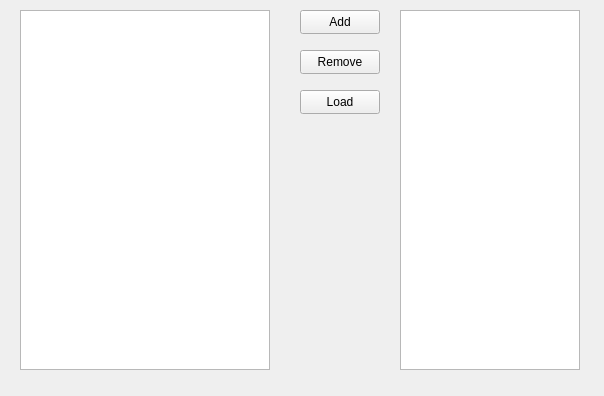
Before: the Qt Designer form entitylist.ui in totargaming/AutomotiveRepairManagement, drawn with Qt 5.
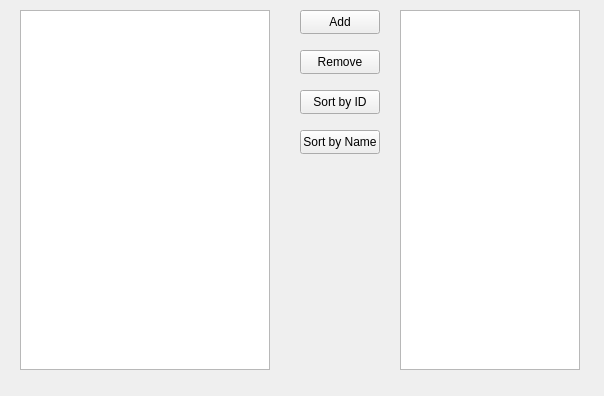
After: the same form once the commit is applied.

Commit message: make EntityList as Abstracted

```diff
--- a/entitylist.ui
+++ b/entitylist.ui
@@ -33,20 +33,7 @@
     </rect>
    </property>
   </widget>
-  <widget class="QPushButton" name="btnLoad">
-   <property name="geometry">
-    <rect>
-     <x>300</x>
-     <y>90</y>
-     <width>80</width>
-     <height>24</height>
-    </rect>
-   </property>
-   <property name="text">
-    <string>Load</string>
-   </property>
-  </widget>
-  <widget class="QPushButton" name="btnRemove">
+  <widget class="QPushButton" name="removeBtn">
    <property name="geometry">
     <rect>
      <x>300</x>
@@ -72,6 +59,32 @@
     <string>Add</string>
    </property>
   </widget>
+  <widget class="QPushButton" name="idSortBtn">
+   <property name="geometry">
+    <rect>
+     <x>300</x>
+     <y>90</y>
+     <width>80</width>
+     <height>24</height>
+    </rect>
+   </property>
+   <property name="text">
+    <string>Sort by ID</string>
+   </property>
+  </widget>
+  <widget class="QPushButton" name="nameSortBtn">
+   <property name="geometry">
+    <rect>
+     <x>300</x>
+     <y>130</y>
+     <width>80</width>
+     <height>24</height>
+    </rect>
+   </property>
+   <property name="text">
+    <string>Sort by Name</string>
+   </property>
+  </widget>
  </widget>
  <resources/>
  <connections/>
```
Left out of the diff: 2 changed lines with no effect on the pictures. The commit also changes 2 other files.
